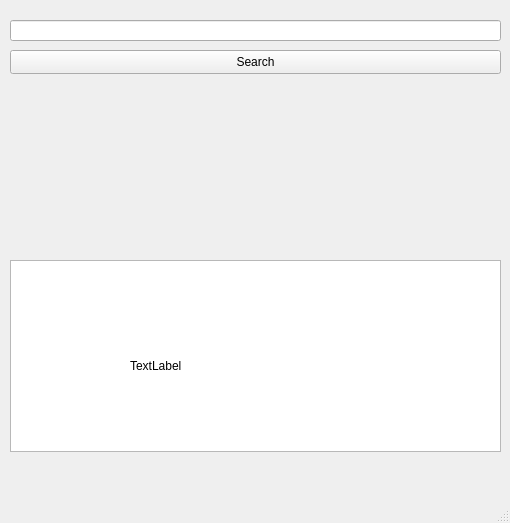
Old version of the form weatherapp.ui in the repository domysu/WeatherApp.
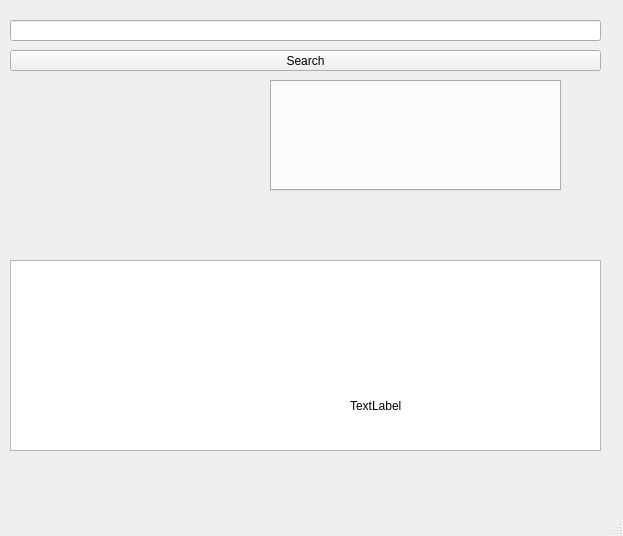
New version of the form.

Diff of the .ui file:
```diff
--- a/weatherapp.ui
+++ b/weatherapp.ui
@@ -6,8 +6,8 @@
    <rect>
     <x>0</x>
     <y>0</y>
-    <width>510</width>
-    <height>523</height>
+    <width>623</width>
+    <height>536</height>
    </rect>
   </property>
   <property name="windowTitle">
@@ -19,8 +19,8 @@
      <rect>
       <x>10</x>
       <y>50</y>
-      <width>491</width>
-      <height>24</height>
+      <width>591</width>
+      <height>21</height>
      </rect>
     </property>
     <property name="text">
@@ -32,7 +32,7 @@
      <rect>
       <x>10</x>
       <y>20</y>
-      <width>491</width>
+      <width>591</width>
       <height>21</height>
      </rect>
     </property>
@@ -46,10 +46,10 @@
    <widget class="QLabel" name="searchInfo">
     <property name="geometry">
      <rect>
-      <x>10</x>
-      <y>90</y>
-      <width>491</width>
-      <height>121</height>
+      <x>20</x>
+      <y>100</y>
+      <width>181</width>
+      <height>61</height>
      </rect>
     </property>
     <property name="text">
@@ -61,8 +61,8 @@
      <rect>
       <x>10</x>
       <y>260</y>
-      <width>491</width>
-      <height>192</height>
+      <width>591</width>
+      <height>191</height>
      </rect>
     </property>
    </widget>
@@ -82,16 +82,45 @@
    <widget class="QLabel" name="forecastInfo">
     <property name="geometry">
      <rect>
-      <x>130</x>
-      <y>310</y>
-      <width>361</width>
-      <height>111</height>
+      <x>350</x>
+      <y>370</y>
+      <width>241</width>
+      <height>71</height>
      </rect>
     </property>
     <property name="text">
      <string>TextLabel</string>
     </property>
    </widget>
+   <widget class="QTabWidget" name="tabWidget">
+    <property name="enabled">
+     <bool>true</bool>
+    </property>
+    <property name="geometry">
+     <rect>
+      <x>270</x>
+      <y>80</y>
+      <width>291</width>
+      <height>111</height>
+     </rect>
+    </property>
+    <property name="currentIndex">
+     <number>-1</number>
+    </property>
+   </widget>
+   <widget class="QLabel" name="tabWidgetLabel">
+    <property name="geometry">
+     <rect>
+      <x>280</x>
+      <y>99</y>
+      <width>271</width>
+      <height>81</height>
+     </rect>
+    </property>
+    <property name="text">
+     <string/>
+    </property>
+   </widget>
   </widget>
   <widget class="QStatusBar" name="statusbar"/>
   <action name="actionAsile">
```
